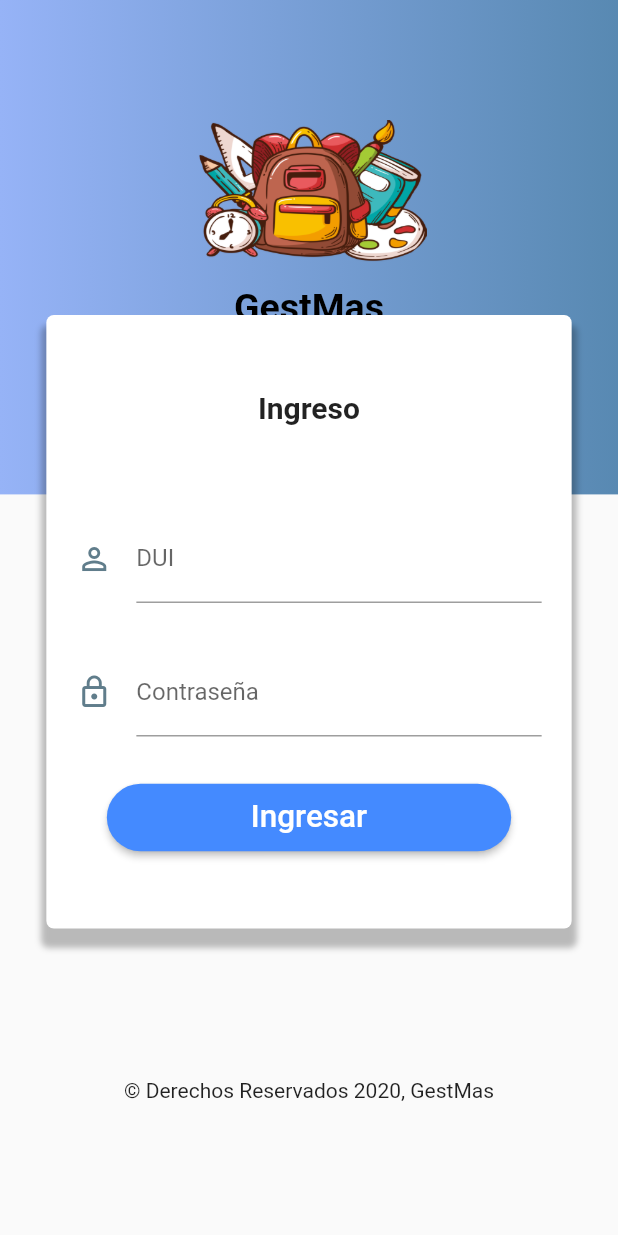
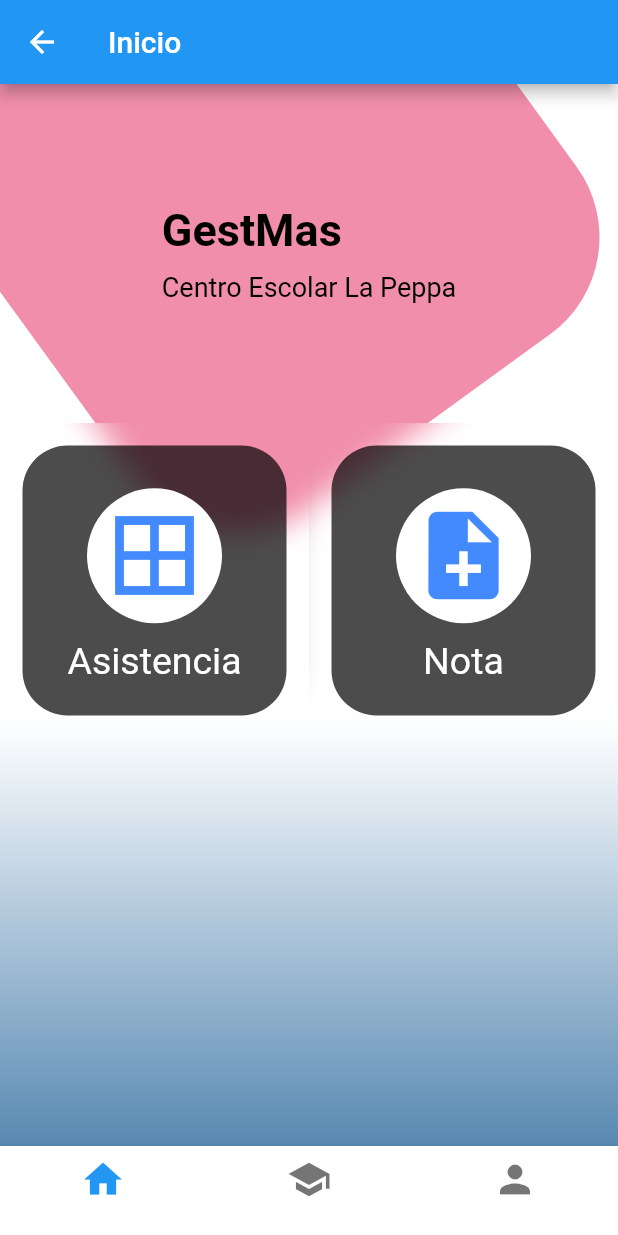
Before and after one commit to JOscarFlo/GestMas, a Flutter app: the screen it shows after launch, after a tap on "Ingresar", on a phone screen of 412 x 824 dp. Run offline on Flutter 3.47's test engine with Material 2 defaults, Android fonts, the light colour scheme and no system bars.

Commit message:
Pagina home

```diff
--- /dev/null
+++ b/lib/homePage.dart
@@ -0,0 +1,189 @@
+import 'dart:math';
+import 'dart:ui';
+
+import 'package:flutter/material.dart';
+
+class HomePage extends StatelessWidget {
+
+
+  @override
+  Widget build(BuildContext context) {
+    return Scaffold(
+      appBar: AppBar(title: Text('Inicio'),),
+      body: Stack(
+        children: <Widget>[
+            _fondoApp(),
+
+            SingleChildScrollView(
+              child: Column(
+                children: <Widget>[
+                  _titulos(),
+                  _botonesRedondeados(),
+                ],
+              ),
+            )
+
+        ],
+      ),
+      bottomNavigationBar: _botonNavegacion(context),
+      );
+  }
+
+  Widget _fondoApp(){
+
+    final gradiente = Container(
+      width: double.infinity,
+      height: double.infinity,
+      decoration: BoxDecoration(
+        gradient: LinearGradient(
+          begin: FractionalOffset(0.0, 0.6),
+          end: FractionalOffset(0.0, 1.0),
+          colors: [
+            Color.fromRGBO(255, 255, 255, 1.0),
+            Color.fromRGBO(88, 137, 178, 1.0),
+          ]
+        )
+      ),
+    );
+
+
+    final  cajaRosa = Transform.rotate(
+      angle: -pi / 5.0,
+      child:     Container(
+          height: 360.0,
+          width: 360.0,
+          decoration: BoxDecoration(
+            borderRadius: BorderRadius.circular(80.0),
+            gradient: LinearGradient(
+              colors: [
+                //Color.fromRGBO(236, 98, 188, 1.0),
+                Color.fromRGBO(241, 142, 172, 1.0),
+              ]
+            )
+          ),
+      ),
+    );
+
+    return Stack(
+      children: <Widget>[
+        gradiente,
+        Positioned(
+          top: -100,
+          child: cajaRosa
+        )
+      ],
+    );
+
+  }
+
+
+
+  Widget _titulos(){
+
+    return SafeArea(
+          child: Container(
+        padding: EdgeInsets.all(80.0),
+        child: Column(
+          crossAxisAlignment: CrossAxisAlignment.start,
+          children: <Widget>[
+            Text('GestMas', style: TextStyle( color: Colors.black, fontSize: 30.0, fontWeight: FontWeight.bold ),),
+            SizedBox(height: 10.0,),
+            Text('Centro Escolar La Peppa', style: TextStyle( color: Colors.black, fontSize: 18.0),),
+          ],
+        ),
+      ),
+    );
+  }
+
+
+  Widget _botonNavegacion(BuildContext context){
+
+return Theme(
+  data: Theme.of(context).copyWith(
+    canvasColor: Color.fromRGBO(255, 255, 255, 1.0),
+    primaryColor: Colors.blueAccent,
+    textTheme: Theme.of(context).textTheme
+      .copyWith( caption: TextStyle(color: Color.fromRGBO(0, 0, 0, 1.0)) )
+  ),
+
+child: BottomNavigationBar(
+
+  items: [
+    BottomNavigationBarItem(
+      icon: Icon( Icons.home, size: 30.0 ),
+      title: Container()
+    ),
+
+    BottomNavigationBarItem(
+      icon: Icon( Icons.school, size: 30.0 ),
+      title: Container()
+    ),
+
+    BottomNavigationBarItem(
+      icon: Icon( Icons.person, size: 30.0 ),
+      title: Container()
+    ),
+  ],
+),
+
+);
+
+  }
+
+
+  Widget _botonesRedondeados(){
+
+    return Table(
+      children: [
+        TableRow(
+          children: [
+            _crearBotonRedondeado( Colors.white, Icons.border_all, 'Asistencia' ),
+            _crearBotonRedondeado( Colors.white, Icons.note_add, 'Nota'),
+          ]
+        ),
+
+
+      ],
+    );
+
+  }
+
+
+
+
+  Widget _crearBotonRedondeado( Color color, IconData icono, String texto ) {
+
+
+    return ClipRect(
+      child: BackdropFilter(
+        filter: ImageFilter.blur( sigmaX: 10.0, sigmaY: 10.0 ),
+        child: Container(
+          height: 180.0,
+          margin: EdgeInsets.all(15.0),
+          decoration: BoxDecoration(
+            color: Color.fromRGBO(0, 0, 0, 0.7),
+            borderRadius: BorderRadius.circular(30.0)
+          ),
+          child: Column(
+            mainAxisAlignment: MainAxisAlignment.spaceAround,
+            children: <Widget>[
+
+              SizedBox( height: 12.0 ),
+              CircleAvatar(
+                backgroundColor: color,
+                radius: 45.0,
+                child: Icon( icono, color: Colors.blueAccent, size: 70.0 ),
+              ),
+              Text( texto , style: TextStyle( color: Colors.white, fontSize: 25.0 )),
+              SizedBox( height: 5.0 )
+            ],
+          ),
+
+        ),
+      ),
+    );
+  }
+
+
+
+}
--- a/lib/loginPage.dart
+++ b/lib/loginPage.dart
@@ -1,4 +1,9 @@
+
+
+
+
 import 'package:flutter/material.dart';
+import 'package:gestmas/homePage.dart';
 
 class LoginPage extends StatelessWidget {
   @override
@@ -46,13 +51,13 @@ class LoginPage extends StatelessWidget {
 
           child: Column(
             children: <Widget>[
-              Text('Ingreso', style: TextStyle( fontSize: 20.0, fontWeight: FontWeight.bold),),
+              Text('Ingrese sus credenciales', style: TextStyle( fontSize: 20.0, fontWeight: FontWeight.bold),),
               SizedBox( height: 60.0 ),
               _loginUsuario(),
               SizedBox( height: 30.0,),
               _loginPassword(),
               SizedBox( height: 30.0,),
-              _loginBoton(),
+              _loginBoton(context),
             ],
           ),
 
@@ -101,7 +106,7 @@ class LoginPage extends StatelessWidget {
 
   }
 
-  Widget _loginBoton(){
+  Widget _loginBoton(BuildContext context){
 
     return RaisedButton(
       child: Container(
@@ -112,7 +117,12 @@ class LoginPage extends StatelessWidget {
 
       color: Colors.blueAccent,
       textColor: Colors.white,
-      onPressed: (){},
+      onPressed: (){
+
+        Navigator.push(
+          context,
+          MaterialPageRoute(builder: (context) => HomePage()));
+      }
     );
 
   }
--- a/lib/main.dart
+++ b/lib/main.dart
@@ -1,4 +1,5 @@
 import 'package:flutter/material.dart';
+import 'package:gestmas/homePage.dart';
 import 'loginPage.dart';
 
 void main() => runApp(MyApp());
@@ -10,17 +11,14 @@ class MyApp extends StatelessWidget {
     return MaterialApp(
       title: 'GestMas',
       debugShowCheckedModeBanner: false,
-      theme: ThemeData(
-        primarySwatch: Colors.blue,
-        buttonTheme: ButtonThemeData(height: 40),
-        textTheme: TextTheme(
-          button: TextStyle(
-            fontSize: 21,
-            color: Colors.white,
-          )
-        )
-      ),
-      home: LoginPage(),
+
+      // AQUI DEBEN AGREGAR LAS RUTAS
+      initialRoute: 'login',
+      routes: {
+        'login'  : (BuildContext context) => LoginPage(),
+        'home'   : (BuildContext context) => HomePage(),
+      },
+
     );
   }
 }
```
Also changed, not shown: 1 other file.
